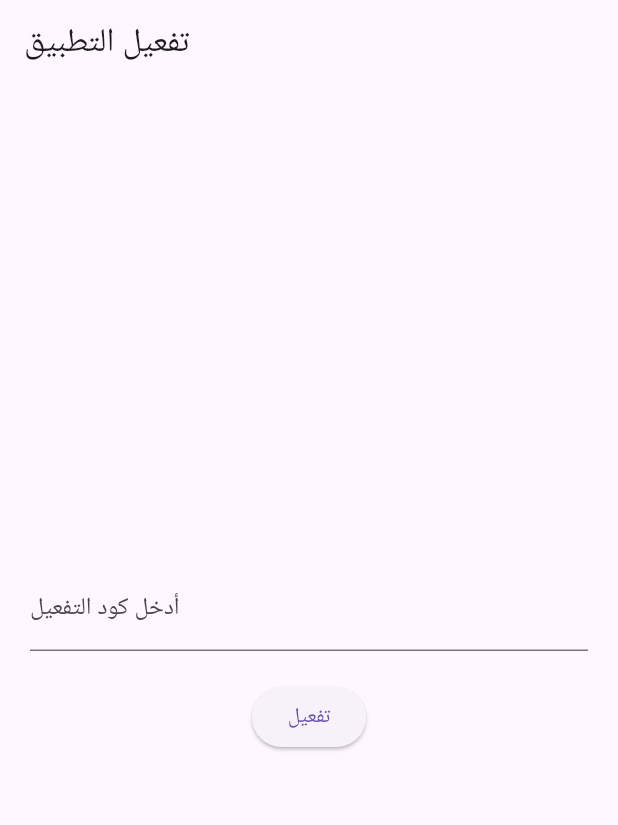
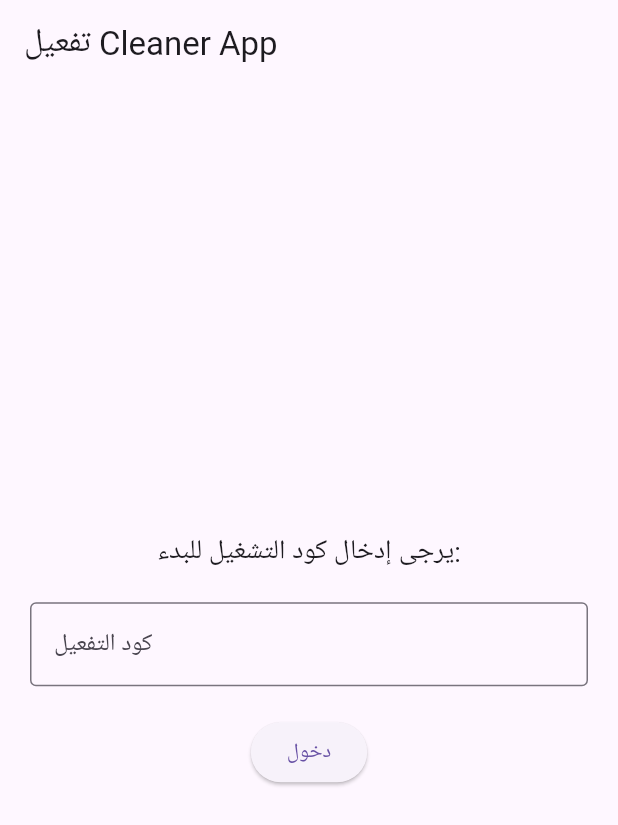
Before and after one commit to maloohm-collab/flutter_cleaner_app, a Flutter app: the screen it shows after launch, on a phone screen of 412 x 824 dp. Shown: the top 825 px of the screen. Run offline on Flutter 3.47's test engine with Material 3 defaults, Android fonts, the phone set to English and light mode, and no system bars.

Commit message:
Enhance ActivationScreen layout and messages
Updated the activation screen to improve user prompts and added a new layout for the activation process.

```diff
--- a/lib/main.dart
+++ b/lib/main.dart
@@ -17,6 +17,7 @@ class CleanerApp extends StatelessWidget {
   }
 }
 
+// شاشة التفعيل
 class ActivationScreen extends StatefulWidget {
   const ActivationScreen({super.key});
 
@@ -28,26 +29,42 @@ class _ActivationScreenState extends State<ActivationScreen> {
   final TextEditingController _codeController = TextEditingController();
 
   void _checkActivation() {
-    // هنا تضع كود التفعيل الذي تريده
+    // يمكنك تغيير "Maloohm123" لأي كود تريده لكل مستخدم
     if (_codeController.text == "Maloohm123") {
-      Navigator.pushReplacement(context, MaterialPageRoute(builder: (_) => const MainCleanerScreen()));
+      Navigator.pushReplacement(
+        context,
+        MaterialPageRoute(builder: (_) => const MainCleanerScreen()),
+      );
     } else {
-      ScaffoldMessenger.of(context).showSnackBar(const SnackBar(content: Text('كود التفعيل غير صحيح!')));
+      ScaffoldMessenger.of(context).showSnackBar(
+        const SnackBar(content: Text('كود التفعيل غير صحيح! يرجى التواصل مع الدعم.')),
+      );
     }
   }
 
   @override
   Widget build(BuildContext context) {
     return Scaffold(
-      appBar: AppBar(title: const Text('تفعيل التطبيق')),
+      appBar: AppBar(title: const Text('تفعيل Cleaner App')),
       body: Padding(
         padding: const EdgeInsets.all(20.0),
         child: Column(
           mainAxisAlignment: MainAxisAlignment.center,
           children: [
-            TextField(controller: _codeController, decoration: const InputDecoration(labelText: 'أدخل كود التفعيل')),
+            const Text('يرجى إدخال كود التشغيل للبدء:', style: TextStyle(fontSize: 18)),
             const SizedBox(height: 20),
-            ElevatedButton(onPressed: _checkActivation, child: const Text('تفعيل')),
+            TextField(
+              controller: _codeController,
+              decoration: const InputDecoration(
+                border: OutlineInputBorder(),
+                labelText: 'كود التفعيل',
+              ),
+            ),
+            const SizedBox(height: 20),
+            ElevatedButton(
+              onPressed: _checkActivation,
+              child: const Text('دخول'),
+            ),
           ],
         ),
       ),
@@ -55,20 +72,30 @@ class _ActivationScreenState extends State<ActivationScreen> {
   }
 }
 
+// الشاشة الرئيسية بعد التفعيل
 class MainCleanerScreen extends StatelessWidget {
   const MainCleanerScreen({super.key});
 
   @override
   Widget build(BuildContext context) {
     return Scaffold(
-      appBar: AppBar(title: const Text('Cleaner App - تنظيف')),
+      appBar: AppBar(title: const Text('Cleaner App')),
       body: Center(
-        child: ElevatedButton(
-          onPressed: () {
-            // هنا سنضع لاحقاً كود مسح الملفات
-            ScaffoldMessenger.of(context).showSnackBar(const SnackBar(content: Text('جاري تنظيف الملفات المؤقتة...')));
-          },
-          child: const Text('بدء التنظيف الآن'),
+        child: Column(
+          mainAxisAlignment: MainAxisAlignment.center,
+          children: [
+            const Icon(Icons.cleaning_services, size: 100, color: Colors.blue),
+            const SizedBox(height: 20),
+            ElevatedButton(
+              onPressed: () {
+                // هنا سيتم إضافة منطق مسح الملفات لاحقاً
+                ScaffoldMessenger.of(context).showSnackBar(
+                  const SnackBar(content: Text('جاري فحص وحذف الملفات المؤقتة...')),
+                );
+              },
+              child: const Text('بدء عملية التنظيف'),
+            ),
+          ],
         ),
       ),
     );
```
